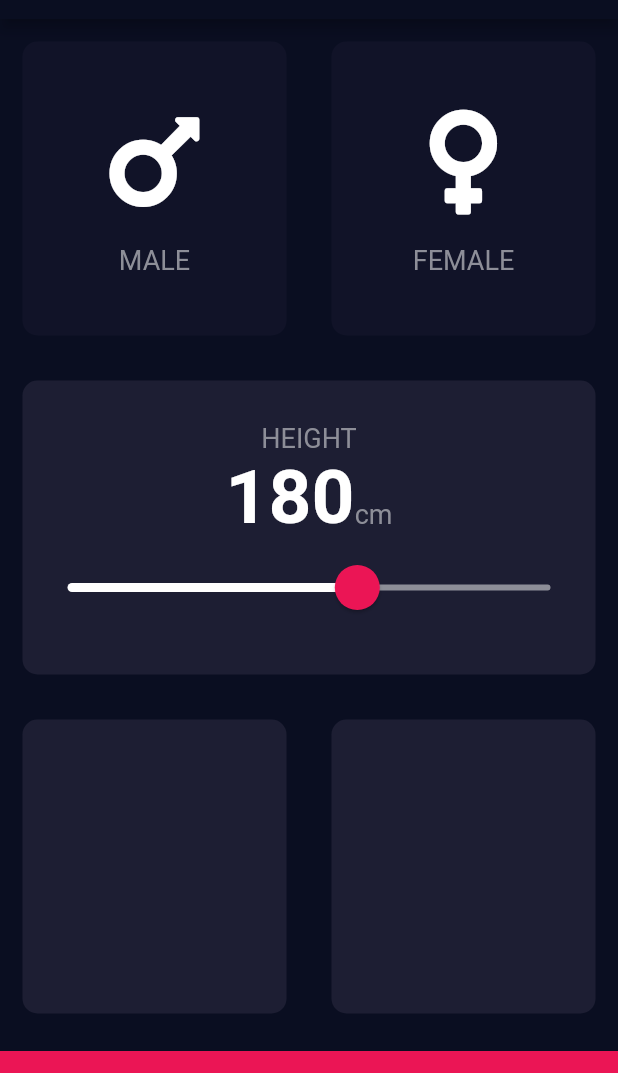
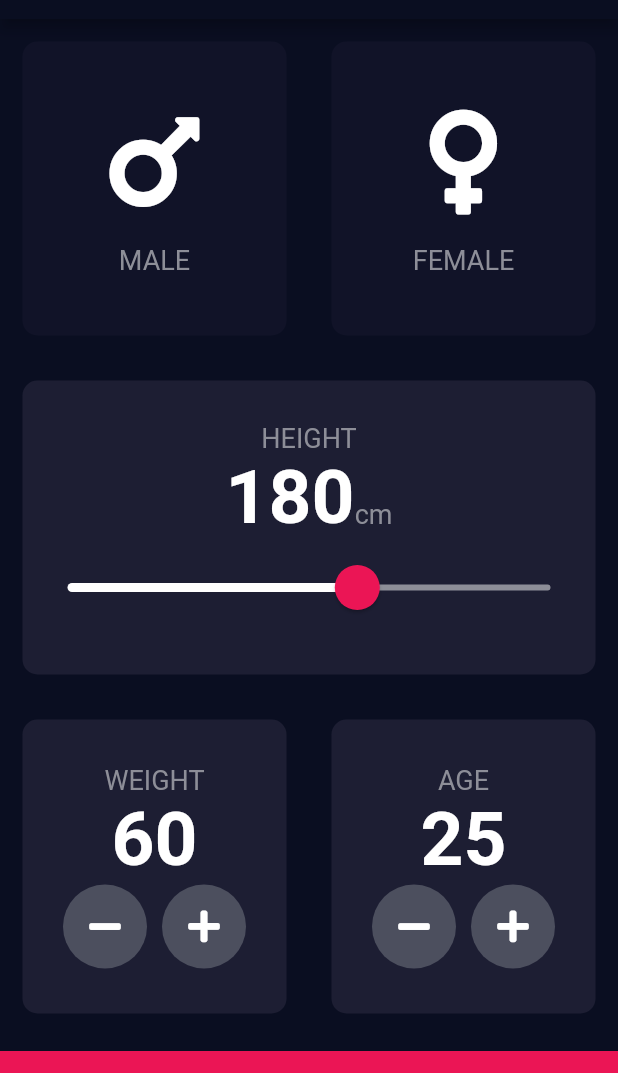
Before and after one commit to kheldar666/flutter-course, a Flutter app: the screen it shows after launch, on a phone screen of 412 x 824 dp, the part 65-1138 px from its top. Run offline on Flutter 3.47's test engine with Material 2 defaults, Android fonts, the phone set to English and light mode, and no system bars; our stand-ins replace audioplayers, font_awesome_flutter.

Commit message:
Adding custom round buttons

```diff
--- a/bmi-calculator-flutter/lib/input_dart.dart
+++ b/bmi-calculator-flutter/lib/input_dart.dart
@@ -1,6 +1,7 @@
 import 'package:bmi_calculator/constants.dart';
 import 'package:bmi_calculator/custom_icon_content.dart';
 import 'package:bmi_calculator/reusable_card.dart';
+import 'package:bmi_calculator/round_icon_button.dart';
 import 'package:flutter/material.dart';
 import 'package:font_awesome_flutter/font_awesome_flutter.dart';
 
@@ -13,6 +14,8 @@ class _InputPageState extends State<InputPage> {
   Gender selectedGender;
 
   int height = 180;
+  int weight = 60;
+  int age = 25;
 
   @override
   Widget build(BuildContext context) {
@@ -107,11 +110,77 @@ class _InputPageState extends State<InputPage> {
                 Expanded(
                   child: ReusableCard(
                     color: kActiveCardColor,
+                    cardChild: Column(
+                      mainAxisAlignment: MainAxisAlignment.center,
+                      children: [
+                        Text(
+                          'WEIGHT',
+                          style: kLabelTextStyle,
+                        ),
+                        Text(
+                          weight.toString(),
+                          style: kNumberStyle,
+                        ),
+                        Row(
+                          mainAxisAlignment: MainAxisAlignment.center,
+                          children: [
+                            RoundIconButton(
+                              iconData: FontAwesomeIcons.minus,
+                              onPressed: () {
+                                increaseWeight(false);
+                              },
+                            ),
+                            SizedBox(
+                              width: 10,
+                            ),
+                            RoundIconButton(
+                              iconData: FontAwesomeIcons.plus,
+                              onPressed: () {
+                                increaseWeight(true);
+                              },
+                            ),
+                          ],
+                        ),
+                      ],
+                    ),
                   ),
                 ),
                 Expanded(
                   child: ReusableCard(
                     color: kActiveCardColor,
+                    cardChild: Column(
+                      mainAxisAlignment: MainAxisAlignment.center,
+                      children: [
+                        Text(
+                          'AGE',
+                          style: kLabelTextStyle,
+                        ),
+                        Text(
+                          age.toString(),
+                          style: kNumberStyle,
+                        ),
+                        Row(
+                          mainAxisAlignment: MainAxisAlignment.center,
+                          children: [
+                            RoundIconButton(
+                              iconData: FontAwesomeIcons.minus,
+                              onPressed: () {
+                                increaseAge(false);
+                              },
+                            ),
+                            SizedBox(
+                              width: 10,
+                            ),
+                            RoundIconButton(
+                              iconData: FontAwesomeIcons.plus,
+                              onPressed: () {
+                                increaseAge(true);
+                              },
+                            ),
+                          ],
+                        ),
+                      ],
+                    ),
                   ),
                 ),
               ],
@@ -128,9 +197,29 @@ class _InputPageState extends State<InputPage> {
     );
   }
 
-  void updateColor(Gender gender) {
+  updateColor(Gender gender) {
     setState(() {
       selectedGender = gender;
     });
   }
+
+  increaseWeight(bool increase) {
+    setState(() {
+      if (increase) {
+        if (weight < 300) weight++;
+      } else {
+        if (weight > 40) weight--;
+      }
+    });
+  }
+
+  increaseAge(bool increase) {
+    setState(() {
+      if (increase) {
+        if (age < 110) age++;
+      } else {
+        if (age > 10) age--;
+      }
+    });
+  }
 }
--- /dev/null
+++ b/bmi-calculator-flutter/lib/round_icon_button.dart
@@ -0,0 +1,24 @@
+import 'package:flutter/material.dart';
+
+class RoundIconButton extends StatelessWidget {
+  final IconData iconData;
+
+  final Function onPressed;
+
+  RoundIconButton({@required this.iconData, @required this.onPressed});
+
+  @override
+  Widget build(BuildContext context) {
+    return RawMaterialButton(
+      child: Icon(
+        this.iconData,
+        color: Colors.white,
+      ),
+      shape: CircleBorder(),
+      fillColor: Color(0xff4c4f5e),
+      constraints: BoxConstraints.tightFor(width: 56, height: 56),
+      elevation: 0,
+      onPressed: this.onPressed,
+    );
+  }
+}
```
